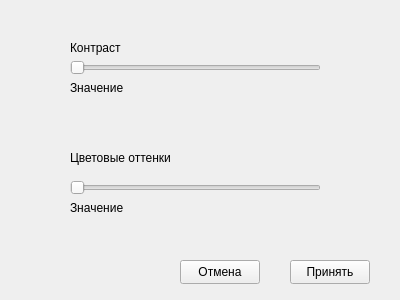
Qt form huesaturation.ui (FluffyTerror/Photoshop-project) before a commit.
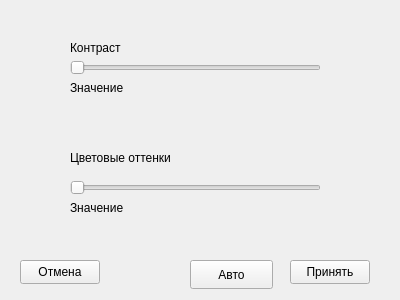
The same form after that commit.

Commit message: auto button

```diff
--- a/huesaturation.ui
+++ b/huesaturation.ui
@@ -84,7 +84,7 @@
   <widget class="QPushButton" name="CancelButton">
    <property name="geometry">
     <rect>
-     <x>180</x>
+     <x>20</x>
      <y>260</y>
      <width>80</width>
      <height>24</height>
@@ -146,6 +146,19 @@
     <string>Значение</string>
    </property>
   </widget>
+  <widget class="QPushButton" name="AutoButton">
+   <property name="geometry">
+    <rect>
+     <x>190</x>
+     <y>260</y>
+     <width>83</width>
+     <height>29</height>
+    </rect>
+   </property>
+   <property name="text">
+    <string>Авто</string>
+   </property>
+  </widget>
  </widget>
  <resources/>
  <connections/>
```
The commit also changes 4 other files.
